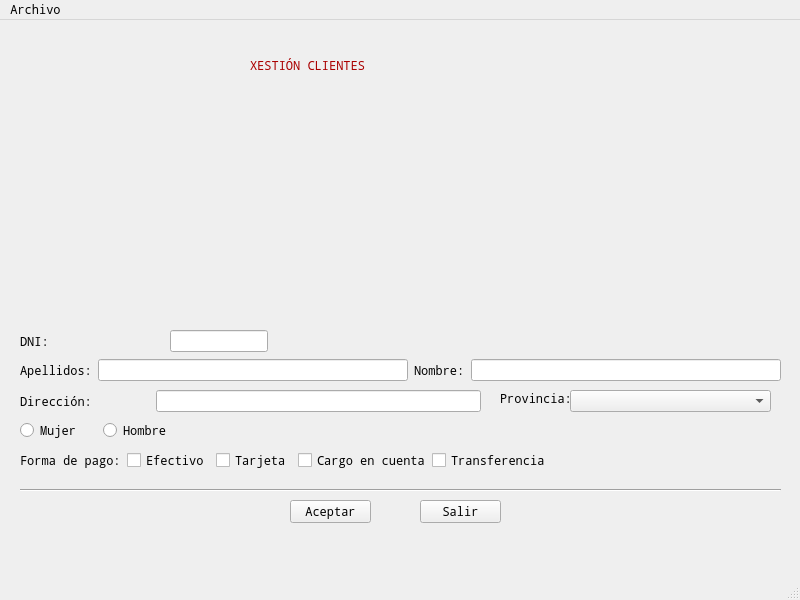
Before: the Qt Designer form window.ui in rulonunhez/nunezsantos, drawn with Qt 5.
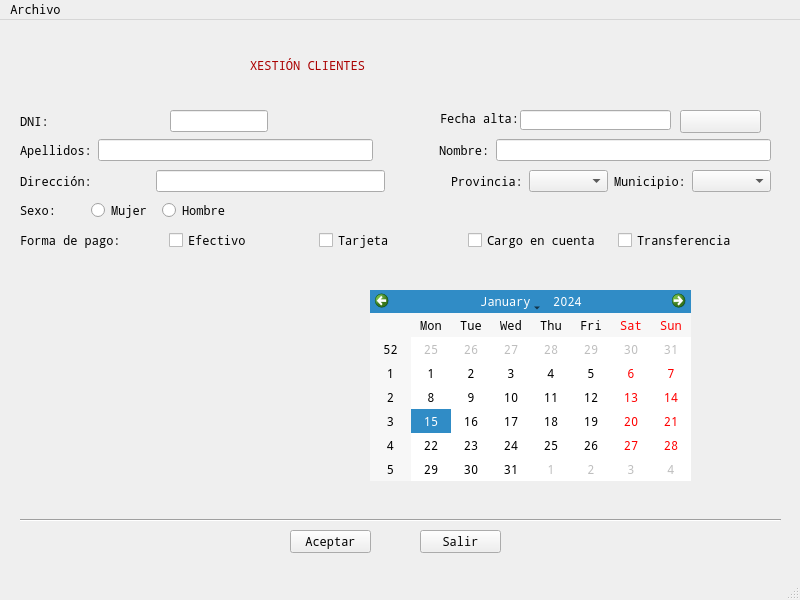
After: the same form once the commit is applied.

The edit to the form file:
```diff
--- a/window.ui
+++ b/window.ui
@@ -489,7 +489,7 @@
     <property name="geometry">
      <rect>
       <x>420</x>
-      <y>480</y>
+      <y>510</y>
       <width>81</width>
       <height>23</height>
      </rect>
@@ -502,7 +502,7 @@
     <property name="geometry">
      <rect>
       <x>290</x>
-      <y>480</y>
+      <y>510</y>
       <width>81</width>
       <height>23</height>
      </rect>
@@ -515,7 +515,7 @@
     <property name="geometry">
      <rect>
       <x>20</x>
-      <y>310</y>
+      <y>90</y>
       <width>261</width>
       <height>22</height>
      </rect>
@@ -548,8 +548,8 @@
     <property name="geometry">
      <rect>
       <x>20</x>
-      <y>339</y>
-      <width>761</width>
+      <y>119</y>
+      <width>751</width>
       <height>22</height>
      </rect>
     </property>
@@ -564,6 +564,22 @@
      <item>
       <widget class="QLineEdit" name="txtApel"/>
      </item>
+     <item>
+      <spacer name="horizontalSpacer_2">
+       <property name="orientation">
+        <enum>Qt::Horizontal</enum>
+       </property>
+       <property name="sizeType">
+        <enum>QSizePolicy::Fixed</enum>
+       </property>
+       <property name="sizeHint" stdset="0">
+        <size>
+         <width>60</width>
+         <height>15</height>
+        </size>
+       </property>
+      </spacer>
+     </item>
      <item>
       <widget class="QLabel" name="lblNome">
        <property name="text">
@@ -580,7 +596,7 @@
     <property name="geometry">
      <rect>
       <x>20</x>
-      <y>460</y>
+      <y>490</y>
       <width>761</width>
       <height>20</height>
      </rect>
@@ -593,8 +609,8 @@
     <property name="geometry">
      <rect>
       <x>20</x>
-      <y>370</y>
-      <width>461</width>
+      <y>150</y>
+      <width>751</width>
       <height>22</height>
      </rect>
     </property>
@@ -611,7 +627,66 @@
       </widget>
      </item>
      <item>
-      <widget class="QLineEdit" name="txtDir"/>
+      <widget class="QLineEdit" name="txtDir">
+       <property name="enabled">
+        <bool>true</bool>
+       </property>
+       <property name="sizePolicy">
+        <sizepolicy hsizetype="Expanding" vsizetype="Fixed">
+         <horstretch>0</horstretch>
+         <verstretch>0</verstretch>
+        </sizepolicy>
+       </property>
+      </widget>
+     </item>
+     <item>
+      <spacer name="horizontalSpacer">
+       <property name="orientation">
+        <enum>Qt::Horizontal</enum>
+       </property>
+       <property name="sizeType">
+        <enum>QSizePolicy::Fixed</enum>
+       </property>
+       <property name="sizeHint" stdset="0">
+        <size>
+         <width>60</width>
+         <height>15</height>
+        </size>
+       </property>
+      </spacer>
+     </item>
+     <item>
+      <widget class="QLabel" name="lblProv">
+       <property name="sizePolicy">
+        <sizepolicy hsizetype="Fixed" vsizetype="Preferred">
+         <horstretch>2</horstretch>
+         <verstretch>0</verstretch>
+        </sizepolicy>
+       </property>
+       <property name="text">
+        <string>Provincia:</string>
+       </property>
+      </widget>
+     </item>
+     <item>
+      <widget class="QComboBox" name="cmbProv">
+       <property name="sizePolicy">
+        <sizepolicy hsizetype="Fixed" vsizetype="Fixed">
+         <horstretch>0</horstretch>
+         <verstretch>0</verstretch>
+        </sizepolicy>
+       </property>
+      </widget>
+     </item>
+     <item>
+      <widget class="QLabel" name="lblMun">
+       <property name="text">
+        <string>Municipio:</string>
+       </property>
+      </widget>
+     </item>
+     <item>
+      <widget class="QComboBox" name="cmbMun"/>
      </item>
     </layout>
    </widget>
@@ -619,12 +694,19 @@
     <property name="geometry">
      <rect>
       <x>20</x>
-      <y>400</y>
-      <width>160</width>
+      <y>180</y>
+      <width>211</width>
       <height>21</height>
      </rect>
     </property>
     <layout class="QHBoxLayout" name="horizontalLayout_4">
+     <item>
+      <widget class="QLabel" name="lblSexo">
+       <property name="text">
+        <string>Sexo:</string>
+       </property>
+      </widget>
+     </item>
      <item>
       <widget class="QRadioButton" name="rbtFem">
        <property name="text">
@@ -651,8 +733,8 @@
     <property name="geometry">
      <rect>
       <x>20</x>
-      <y>430</y>
-      <width>531</width>
+      <y>210</y>
+      <width>741</width>
       <height>21</height>
      </rect>
     </property>
@@ -706,29 +788,61 @@
      </item>
     </layout>
    </widget>
-   <widget class="QLabel" name="cmbPro">
+   <widget class="QCalendarWidget" name="calendarFechaAlta">
     <property name="geometry">
      <rect>
-      <x>500</x>
-      <y>370</y>
-      <width>71</width>
+      <x>370</x>
+      <y>270</y>
+      <width>321</width>
+      <height>191</height>
+     </rect>
+    </property>
+   </widget>
+   <widget class="QLabel" name="lblFechaAlta">
+    <property name="geometry">
+     <rect>
+      <x>440</x>
+      <y>90</y>
+      <width>81</width>
       <height>16</height>
      </rect>
     </property>
     <property name="text">
-     <string>Provincia:</string>
+     <string>Fecha alta:</string>
     </property>
    </widget>
-   <widget class="QComboBox" name="comboBox">
+   <widget class="QLineEdit" name="txtFechaAlta">
     <property name="geometry">
      <rect>
-      <x>570</x>
-      <y>370</y>
-      <width>201</width>
-      <height>22</height>
+      <x>520</x>
+      <y>90</y>
+      <width>151</width>
+      <height>20</height>
      </rect>
     </property>
    </widget>
+   <widget class="QPushButton" name="btnCalendar">
+    <property name="geometry">
+     <rect>
+      <x>680</x>
+      <y>90</y>
+      <width>81</width>
+      <height>23</height>
+     </rect>
+    </property>
+    <property name="text">
+     <string/>
+    </property>
+    <property name="autoDefault">
+     <bool>false</bool>
+    </property>
+    <property name="default">
+     <bool>false</bool>
+    </property>
+    <property name="flat">
+     <bool>false</bool>
+    </property>
+   </widget>
   </widget>
   <widget class="QMenuBar" name="menubar">
    <property name="geometry">
```
Left out of the diff: 2 changed lines with no effect on the pictures.
